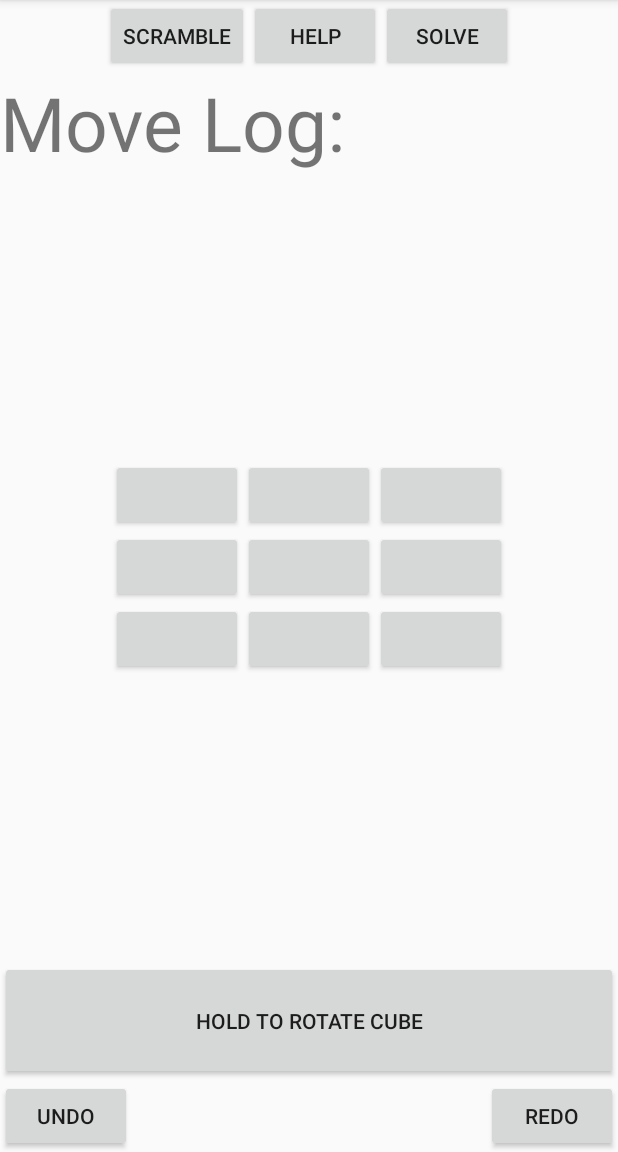
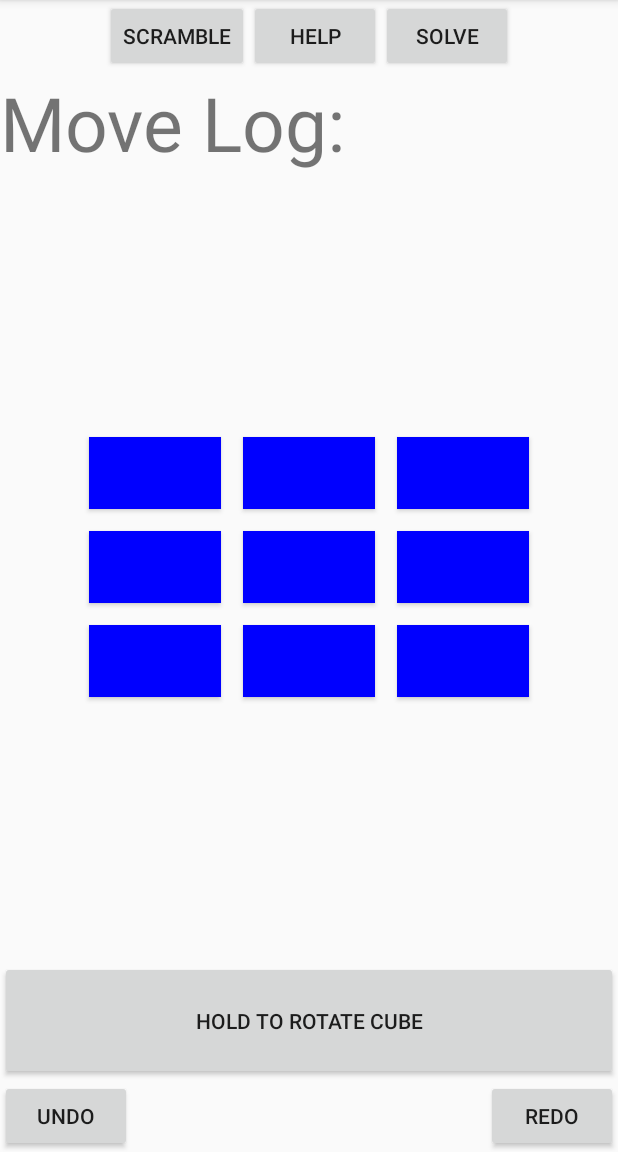
Before and after one commit to atwatanabe/RealCube, an Android app: the GameActivity screen opened directly, with no data from a screen before it, on a phone screen of 412 x 824 dp, the part 84-1236 px from its top. Run offline under Robolectric (Android 15) with nearby library versions, the phone set to English and light mode, and no system bars.

Commit message:
Button background colors now update to reflect the state of the front face of the cube (although I think I messed up some of the cube manipulation methods). Not all of the cube manipulation methods have been implemented yet. Solve button solves resets the cube and clears move history (without confirmation).

```diff
--- a/app/src/main/java/atwatanabe/realcube/CubeManipulator.java
+++ b/app/src/main/java/atwatanabe/realcube/CubeManipulator.java
@@ -17,6 +17,12 @@ public class CubeManipulator
     {
         undoHistory.push(c);
         c.execute();
+    }
+
+    public void clearHistory()
+    {
+        undoHistory = new Stack<Command>();
+        redoHistory = new Stack<Command>();
     }
 
     public Command undo()
--- a/app/src/main/java/atwatanabe/realcube/GameActivity.java
+++ b/app/src/main/java/atwatanabe/realcube/GameActivity.java
@@ -1,6 +1,7 @@
 package atwatanabe.realcube;
 
 import android.content.Context;
+import android.graphics.Color;
 import android.hardware.SensorEvent;
 import android.hardware.SensorEventListener;
 import android.support.v7.app.ActionBarActivity;
@@ -92,6 +93,8 @@ public class GameActivity extends ActionBarActivity implements SensorEventListen
         cube = new Cube3x3();
         cubeManipulator = new CubeManipulator();
 
+        updateDisplay();
+
         //rotationValues = new float[3];
         startValues = new float[3];
         stopValues = new float[3];
@@ -151,6 +154,7 @@ public class GameActivity extends ActionBarActivity implements SensorEventListen
                         mostRecentMove = cmd;
                         moveText.setText(cmd.toString());
                     }
+                    updateDisplay();
                     return true;
                 }
             }
@@ -207,6 +211,7 @@ public class GameActivity extends ActionBarActivity implements SensorEventListen
                         mostRecentMove = cmd;
                         moveText.setText(cmd.toString());
                     }
+                    updateDisplay();
                     return true;
                 }
             }
@@ -264,6 +269,7 @@ public class GameActivity extends ActionBarActivity implements SensorEventListen
                         mostRecentMove = cmd;
                         moveText.setText(cmd.toString());
                     }
+                    updateDisplay();
                     return true;
                 }
             }
@@ -321,6 +327,7 @@ public class GameActivity extends ActionBarActivity implements SensorEventListen
                         mostRecentMove = cmd;
                         moveText.setText(cmd.toString());
                     }
+                    updateDisplay();
                     return true;
                 }
             }
@@ -378,6 +385,7 @@ public class GameActivity extends ActionBarActivity implements SensorEventListen
                         mostRecentMove = cmd;
                         moveText.setText(cmd.toString());
                     }
+                    updateDisplay();
                     return true;
                 }
             }
@@ -433,6 +441,7 @@ public class GameActivity extends ActionBarActivity implements SensorEventListen
                             mostRecentMove = cmd;
                             moveText.setText(cmd.toString());
                         }
+                        updateDisplay();
                         return true;
                     }
                 }
@@ -488,6 +497,7 @@ public class GameActivity extends ActionBarActivity implements SensorEventListen
                             mostRecentMove = cmd;
                             moveText.setText(cmd.toString());
                         }
+                        updateDisplay();
                         return true;
                     }
                 }
@@ -543,6 +553,7 @@ public class GameActivity extends ActionBarActivity implements SensorEventListen
                             mostRecentMove = cmd;
                             moveText.setText(cmd.toString());
                         }
+                        updateDisplay();
                         return true;
                     }
                 }
@@ -598,6 +609,7 @@ public class GameActivity extends ActionBarActivity implements SensorEventListen
                             mostRecentMove = cmd;
                             moveText.setText(cmd.toString());
                         }
+                        updateDisplay();
                         return true;
                     }
                 }
@@ -613,6 +625,7 @@ public class GameActivity extends ActionBarActivity implements SensorEventListen
                 mostRecentMove = cubeManipulator.undo();
                 if (mostRecentMove != null)
                     moveText.setText(mostRecentMove.toString());
+                updateDisplay();
             }
         });
 
@@ -623,9 +636,68 @@ public class GameActivity extends ActionBarActivity implements SensorEventListen
                 mostRecentMove = cubeManipulator.redo();
                 if (mostRecentMove != null)
                     moveText.setText(mostRecentMove.toString());
+                updateDisplay();
             }
         });
 
+        Button solve = (Button)findViewById(R.id.solveButton);
+
+        solve.setOnClickListener(new View.OnClickListener() {
+            @Override
+            public void onClick(View v) {
+                cube.initializeCube();
+                cubeManipulator.clearHistory();
+                updateDisplay();
+            }
+        });
+
+    }
+
+    public void updateDisplay()
+    {
+        Cube3x3.Color[][] front = cube.getFront();
+        for (int i = 0; i < 3; ++i)
+        {
+            for (int j = 0; j < 3; ++j)
+            {
+                Cube3x3.Color temp = front[i][j];
+                Button b = buttons[i][j];
+                switch (temp)
+                {
+                    case White:
+                    {
+                        b.setBackgroundColor(android.graphics.Color.WHITE);
+                        break;
+                    }
+                    case Blue:
+                    {
+                        b.setBackgroundColor(android.graphics.Color.BLUE);
+                        break;
+                    }
+                    case Red:
+                    {
+                        b.setBackgroundColor(android.graphics.Color.RED);
+                        break;
+                    }
+                    case Green:
+                    {
+                        b.setBackgroundColor(android.graphics.Color.GREEN);
+                        break;
+                    }
+                    case Orange:
+                    {
+                        b.setBackgroundColor(android.graphics.Color.BLACK);
+                        break;
+                    }
+                    case Yellow:
+                    {
+                        b.setBackgroundColor(android.graphics.Color.YELLOW);
+                        break;
+                    }
+                }
+
+            }
+        }
     }
 
     public enum rotation
--- a/app/src/main/res/layout/activity_game.xml
+++ b/app/src/main/res/layout/activity_game.xml
@@ -80,15 +80,18 @@
             <Button
                 android:id="@+id/upLeft"
                 android:layout_width="wrap_content"
-                android:layout_height="wrap_content"/>
+                android:layout_height="wrap_content"
+                android:layout_margin="7dp"/>
             <Button
                 android:id="@+id/upCenter"
                 android:layout_width="wrap_content"
-                android:layout_height="wrap_content" />
+                android:layout_height="wrap_content"
+                android:layout_margin="7dp" />
             <Button
                 android:id="@+id/upRight"
                 android:layout_width="wrap_content"
-                android:layout_height="wrap_content"/>
+                android:layout_height="wrap_content"
+                android:layout_margin="7dp"/>
 
         </LinearLayout>
 
@@ -99,15 +102,18 @@
             <Button
                 android:id="@+id/middleLeft"
                 android:layout_width="wrap_content"
-                android:layout_height="wrap_content"/>
+                android:layout_height="wrap_content"
+                android:layout_margin="7dp"/>
             <Button
                 android:id="@+id/middleCenter"
                 android:layout_width="wrap_content"
-                android:layout_height="wrap_content"/>
+                android:layout_height="wrap_content"
+                android:layout_margin="7dp"/>
             <Button
                 android:id="@+id/middleRight"
                 android:layout_width="wrap_content"
-                android:layout_height="wrap_content"/>
+                android:layout_height="wrap_content"
+                android:layout_margin="7dp"/>
 
         </LinearLayout>
 
@@ -118,15 +124,18 @@
             <Button
                 android:id="@+id/downLeft"
                 android:layout_width="wrap_content"
-                android:layout_height="wrap_content" />
+                android:layout_height="wrap_content"
+                android:layout_margin="7dp" />
             <Button
                 android:id="@+id/downCenter"
                 android:layout_width="wrap_content"
-                android:layout_height="wrap_content"/>
+                android:layout_height="wrap_content"
+                android:layout_margin="7dp"/>
             <Button
                 android:id="@+id/downRight"
                 android:layout_width="wrap_content"
-                android:layout_height="wrap_content"/>
+                android:layout_height="wrap_content"
+                android:layout_margin="7dp"/>
 
         </LinearLayout>
 
```
Also changed, not shown: app/src/main/java/atwatanabe/realcube/Cube3x3.java (+290 -12 lines).
